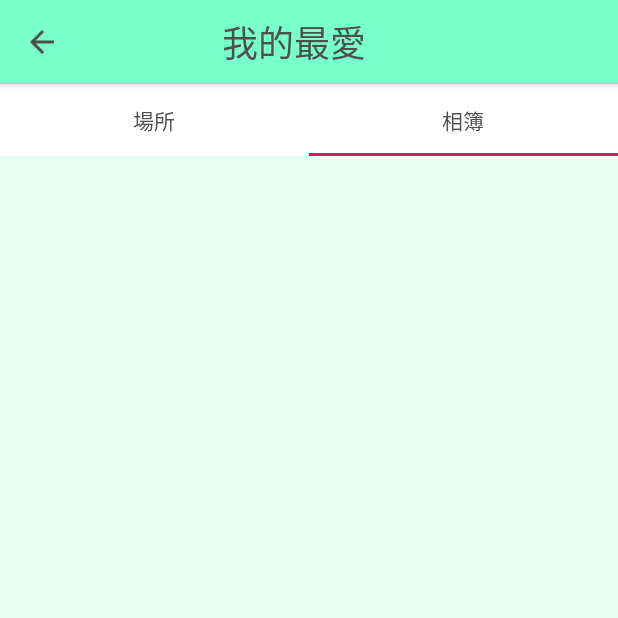
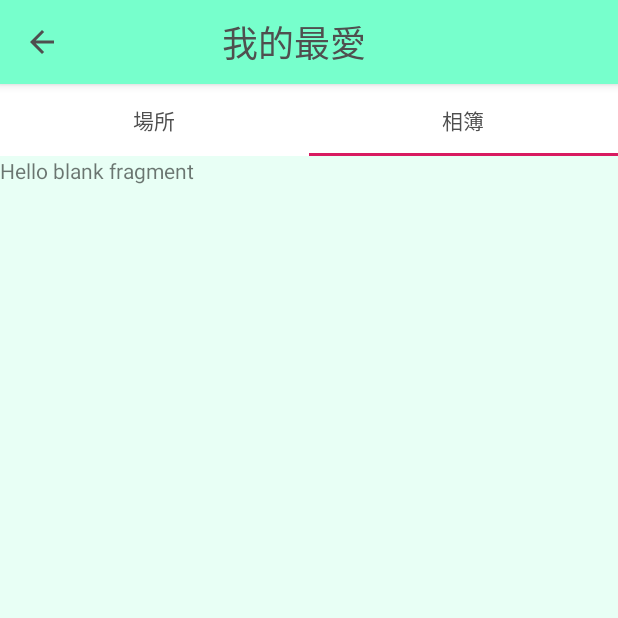
Before and after one commit to CheryllinNTUB/PetitApp, an Android app: the favorite screen opened directly, with no data from a screen before it, tab 2 chosen, on a phone screen of 412 x 824 dp, the top half of it. Run offline under Robolectric (Android 15) with nearby library versions, the phone set to English and light mode, and no system bars.

Commit message:
20200526

```diff
--- a/app/src/main/java/com/cheryl/petit/PageAdapter.java
+++ /dev/null
@@ -1,44 +0,0 @@
-package com.cheryl.petit;
-
-import androidx.annotation.Nullable;
-import androidx.fragment.app.Fragment;
-import androidx.fragment.app.FragmentManager;
-import androidx.fragment.app.FragmentStatePagerAdapter;
-
-public class PageAdapter extends FragmentStatePagerAdapter {
-
-int counttab;
-
-    public PageAdapter(FragmentManager fm, int counttab){
-        super(fm);
-        this.counttab = counttab;
-    }
-
-    @Override
-    public Fragment getItem(int position){
-        switch (position){
-            case 0:
-            return new favorite_place();
-            case 1:
-            return new favorite_album();
-            case 2:
-            return new daily();
-            case 3:
-            return new per_meal();
-            case 4:
-
-            default:
-                return  null;
-        }
-    }
-
-    @Override
-    public int getCount(){
-        return  counttab;
-    }
-
-    @Override
-    public int getItemPosition(@Nullable Object object){
-        return POSITION_NONE;
-    }
-}
--- a/app/src/main/java/com/cheryl/petit/favorite.java
+++ b/app/src/main/java/com/cheryl/petit/favorite.java
@@ -1,5 +1,4 @@
 package com.cheryl.petit;
-
 
 import android.content.Intent;
 import android.os.Bundle;
@@ -8,30 +7,32 @@ import android.widget.ImageButton;
 
 import com.google.android.material.tabs.TabItem;
 import com.google.android.material.tabs.TabLayout;
+
+import androidx.annotation.NonNull;
+import androidx.fragment.app.Fragment;
+import androidx.fragment.app.FragmentPagerAdapter;
 import androidx.viewpager.widget.ViewPager;
 import androidx.appcompat.app.AppCompatActivity;
 import androidx.viewpager.widget.PagerAdapter;
 
-
-public class favorite extends AppCompatActivity {
+public class favorite extends AppCompatActivity implements ViewPager.OnPageChangeListener,
+        TabLayout.OnTabSelectedListener {
     private  ViewPager pager;
     private TabLayout tab_layout;
-    private TabItem tabplace,tabalbum;
-    public PagerAdapter pagerAdapter;
     private ImageButton back;
+
+
+    private Fragment favorite_place = new favorite_place();
+    private Fragment favorite_album = new favorite_album();
 
 
     @Override
     protected void onCreate(Bundle savedInstanceState) {
         super.onCreate(savedInstanceState);
         setContentView(R.layout.activity_favorite);
-
-
-        tab_layout =(TabLayout) findViewById(R.id.tab_layout);
-        tabplace =(TabItem)findViewById(R.id.tabplace);
-        tabalbum=(TabItem)findViewById(R.id.tabalbum);
-        pager = findViewById(R.id.pager);
-        back = findViewById(R.id.back);
+        pager = (ViewPager) findViewById(R.id.pager);
+        tab_layout = (TabLayout) findViewById(R.id.tab_layout);
+        back = (ImageButton) findViewById(R.id.back);
 
         back.setOnClickListener(new View.OnClickListener() {
             @Override
@@ -42,22 +43,35 @@ public class favorite extends AppCompatActivity {
             }
         });
 
-        pagerAdapter  = new PageAdapter(getSupportFragmentManager(),tab_layout.getTabCount());
-        pager.setAdapter(pagerAdapter);
 
+        pager.addOnPageChangeListener(this);
+        tab_layout.addOnTabSelectedListener(this);
 
-        tab_layout.setOnTabSelectedListener(new TabLayout.OnTabSelectedListener() {
+        pager.setAdapter(new FragmentPagerAdapter(getSupportFragmentManager()) {
+            @NonNull
+            @Override
+            public Fragment getItem(int position) {
+                switch (position) {
+                    case 0:
+                        return favorite_place;
+                    case 1:
+                        return favorite_album;
+                }
+                return null;
+            }
+
+            @Override
+            public int getCount() {
+                return 2;
+            }
+        });
+
+    }
+
     @Override
     public void onTabSelected(TabLayout.Tab tab) {
         pager.setCurrentItem(tab.getPosition());
-                if(tab.getPosition() == 0) {
-                    pagerAdapter.notifyDataSetChanged();
     }
-                    if(tab.getPosition() == 1){
-                    pagerAdapter.notifyDataSetChanged();
-                }
-                    }
-
 
     @Override
     public void onTabUnselected(TabLayout.Tab tab) {
@@ -68,7 +82,20 @@ public class favorite extends AppCompatActivity {
     public void onTabReselected(TabLayout.Tab tab) {
 
     }
-        });
-        pager.addOnPageChangeListener(new TabLayout.TabLayoutOnPageChangeListener(tab_layout));
+
+    @Override
+    public void onPageScrolled(int position, float positionOffset, int positionOffsetPixels) {
+
+    }
+
+    @Override
+    public void onPageSelected(int position) {
+
+        tab_layout.getTabAt(position).select();
+    }
+
+    @Override
+    public void onPageScrollStateChanged(int state) {
+
     }
 }
--- a/app/src/main/res/layout/activity_settings.xml
+++ b/app/src/main/res/layout/activity_settings.xml
@@ -54,7 +54,7 @@
                 android:layout_width="359dp"
                 android:layout_height="75dp"
                 android:gravity="center_vertical"
-                android:text="用品到期開啟提醒"
+                android:text="提醒推播開關"
                 android:textColor="#000000"
                 android:textSize="20dp" />
 
@@ -81,7 +81,7 @@
                 android:elevation="10dp"
                 android:gravity="center_vertical"
                 android:textColor="#000000"
-                android:text="看診時間到期提醒"
+                android:text="提醒聲音開關"
                 android:textSize="20dp" />
 
             <Switch
--- a/app/src/main/res/layout/fragment_favorite_album.xml
+++ b/app/src/main/res/layout/fragment_favorite_album.xml
@@ -3,4 +3,13 @@
     xmlns:tools="http://schemas.android.com/tools"
     android:layout_width="match_parent"
     android:layout_height="match_parent"
-    tools:context=".favorite_album"/>
+    tools:context=".favorite_album">
+
+
+    <!-- TODO: Update blank fragment layout -->
+    <TextView
+        android:layout_width="match_parent"
+        android:layout_height="match_parent"
+        android:text="@string/hello_blank_fragment" />
+
+</FrameLayout>
```
Also changed, not shown: app/src/main/java/com/cheryl/petit/cal.java (+49 -27 lines), app/src/main/java/com/cheryl/petit/daily.java (+3 -9 lines), app/src/main/java/com/cheryl/petit/per_meal.java (+4 -12 lines), app/src/main/res/layout/fragment_daily.xml (+9 -1 lines), app/src/main/res/layout/fragment_favorite_place.xml (+10 -1 lines), app/src/main/res/layout/fragment_per_meal.xml (+9 -1 lines). Lines whose indentation alone changed are shown as unchanged.
